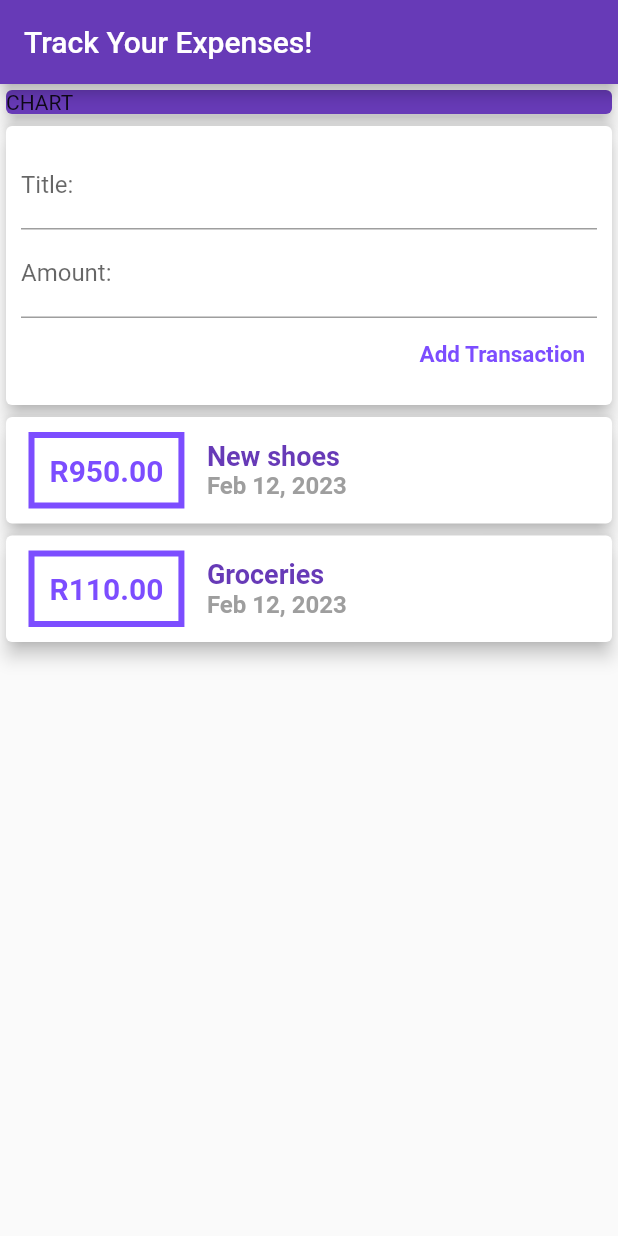
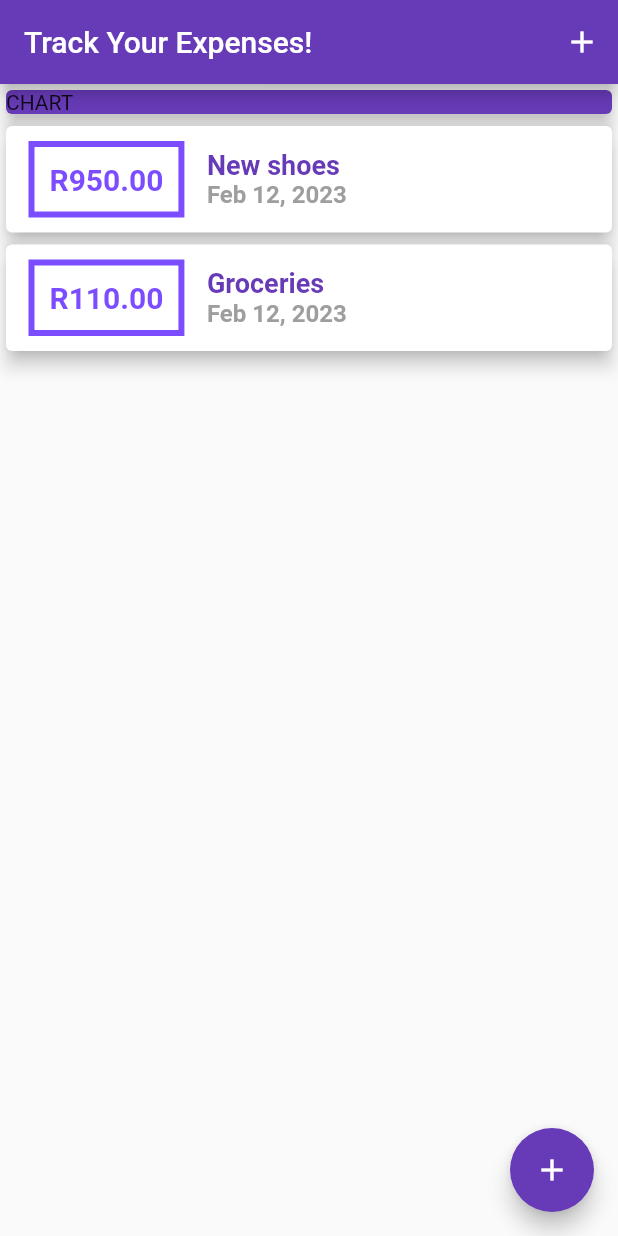
Before and after one commit to Ruan6370/flutterSect4Guide, a Flutter app: the screen it shows after launch, on a phone screen of 412 x 824 dp. Run offline on Flutter 3.47's test engine with Material 2 defaults, Android fonts, the phone set to English and light mode, and no system bars.

Commit message:
Created modal screen for transaction creator

```diff
--- a/lib/_widgets/transactions_list.dart
+++ b/lib/_widgets/transactions_list.dart
@@ -6,12 +6,14 @@ import '../_models/transactions.dart';
 class TransactionList extends StatelessWidget {
   final List<Transaction> transactionItems;
 
-  TransactionList(this.transactionItems);
+  const TransactionList(this.transactionItems);
 
   @override
   Widget build(BuildContext context) {
-    return Column(
-      children: transactionItems.map((tx) {
+    return SizedBox(
+      height: MediaQuery.of(context).size.height,
+      child: ListView.builder(
+        itemBuilder: (ctx, index) {
           return Card(
           elevation: 5,
           child: Row(children: <Widget>[
@@ -28,7 +30,7 @@ class TransactionList extends StatelessWidget {
               ),
               padding: const EdgeInsets.all(10),
               child: Text(
-                  'R' + tx.amount.toStringAsFixed(2),
+                'R' + transactionItems[index].amount.toStringAsFixed(2),
                 style: const TextStyle(
                   fontWeight: FontWeight.bold,
                   fontSize: 20,
@@ -39,7 +41,7 @@ class TransactionList extends StatelessWidget {
                 crossAxisAlignment: CrossAxisAlignment.start,
                 children: <Widget>[
                   Text(
-                    tx.title,
+                    transactionItems[index].title,
                     style: const TextStyle(
                       fontWeight: FontWeight.bold,
                       fontSize: 18,
@@ -47,7 +49,7 @@ class TransactionList extends StatelessWidget {
                     ),
                   ),
                   Text(
-                    DateFormat.yMMMd().format(tx.date),
+                    DateFormat.yMMMd().format(transactionItems[index].date),
                     style: const TextStyle(
                       fontWeight: FontWeight.bold,
                       fontSize: 16,
@@ -57,7 +59,9 @@ class TransactionList extends StatelessWidget {
                 ]),
             ]),
           );
-      }).toList(),
+        },
+        itemCount: transactionItems.length,
+      )
     );
   }
 }
--- a/lib/_widgets/transactions_list_manager.dart
+++ /dev/null
@@ -1,44 +0,0 @@
-import 'package:flutter/material.dart';
-
-import '../_widgets/transaction_creator.dart';
-import '../_widgets/transactions_list.dart';
-import '../_models/transactions.dart';
-
-class TransactionsManager extends StatefulWidget {
-  const TransactionsManager({Key? key}) : super(key: key);
-
-  @override
-  _ManagerState createState() => _ManagerState();
-}
-
-class _ManagerState extends State<TransactionsManager> {
-  final List<Transaction> _userTransactions = [
-    Transaction(
-        id: 't1', title: 'New shoes', amount: 950.00, date: DateTime.now()),
-    Transaction(
-        id: 't2', title: 'Groceries', amount: 110.00, date: DateTime.now()),
-  ];
-
-  void _addTransactionItem(String txTitle, double txAmount) {
-    final newTx = Transaction(
-      id: DateTime.now().toString(),
-      title: txTitle,
-      amount: txAmount,
-      date: DateTime.now(),
-    );
-
-    setState(() {
-      _userTransactions.add(newTx);
-    });
-  }
-
-  @override
-  Widget build(BuildContext context) {
-    return Column(
-      children: <Widget>[
-        TransactionCreator(_addTransactionItem),
-        TransactionList(_userTransactions),
-      ],
-    );
-  }
-}
--- a/lib/main.dart
+++ b/lib/main.dart
@@ -1,5 +1,8 @@
 import 'package:flutter/material.dart';
-import '_widgets/transactions_list_manager.dart';
+
+import '_widgets/transaction_creator.dart';
+import '_widgets/transactions_list.dart';
+import '_models/transactions.dart';
 
 void main() {
   runApp(const PersonalExpenseTracker());
@@ -10,7 +13,7 @@ class PersonalExpenseTracker extends StatelessWidget {
 
   @override
   Widget build(BuildContext context) {
-    return MaterialApp(
+    return const MaterialApp(
       title: 'Personal Expense Tracker',
       debugShowCheckedModeBanner: false,
       home: HomePage(),
@@ -18,8 +21,49 @@ class PersonalExpenseTracker extends StatelessWidget {
   }
 }
 
-class HomePage extends StatelessWidget {
+class HomePage extends StatefulWidget {
   const HomePage({Key? key}) : super(key: key);
+
+  @override
+  State<HomePage> createState() => _HomePageState();
+}
+
+class _HomePageState extends State<HomePage> {
+
+   final List<Transaction> _userTransactions = [
+    Transaction(
+        id: 't1', title: 'New shoes', amount: 950.00, date: DateTime.now()),
+    Transaction(
+        id: 't2', title: 'Groceries', amount: 110.00, date: DateTime.now()),
+  ];
+
+  void _addTransactionItem(String txTitle, double txAmount) {
+    final newTx = Transaction(
+      id: DateTime.now().toString(),
+      title: txTitle,
+      amount: txAmount,
+      date: DateTime.now(),
+    );
+
+    setState(() {
+      _userTransactions.add(newTx);
+    });
+  }
+
+  void _openTransactionCreator(BuildContext creatorContext) {
+    showModalBottomSheet(
+      context: creatorContext,
+      builder: (creatorContextB) {
+        return GestureDetector(
+          onTap: () {},
+          behavior: HitTestBehavior.opaque,
+          child: TransactionCreator(_addTransactionItem)
+        )
+
+        ;
+      },
+    );  //B for builder...
+  }
 
   @override
   Widget build(BuildContext context) {
@@ -27,13 +71,19 @@ class HomePage extends StatelessWidget {
       appBar: AppBar(
         backgroundColor: Colors.deepPurple,
         title: const Text('Track Your Expenses!'),
+        actions: <Widget>[
+          IconButton(
+            onPressed: () => _openTransactionCreator(context),
+            icon: const Icon(Icons.add),
+          ),
+        ],
       ),
       body: SingleChildScrollView(
         child: Column(
             mainAxisAlignment: MainAxisAlignment.start,
             crossAxisAlignment: CrossAxisAlignment.stretch,
-              children: const <Widget>[
-                SizedBox(
+            children: <Widget>[
+              const SizedBox(
                 width: double.infinity,
                 child: Card(
                   elevation: 5,
@@ -41,8 +91,15 @@ class HomePage extends StatelessWidget {
                   child: Text('CHART'),
                 ),
               ),
-                TransactionsManager(),
+             TransactionList(_userTransactions),
             ]),
-        ));
+      ),
+      floatingActionButton:
+          FloatingActionButton(
+            onPressed: () => _openTransactionCreator(context),
+            backgroundColor: Colors.deepPurple,
+            child: const Icon(Icons.add)
+          ),
+    );
   }
 }
```
Also changed, not shown: lib/_widgets/transaction_creator.dart (+30 -10 lines). Lines whose indentation alone changed are shown as unchanged.
